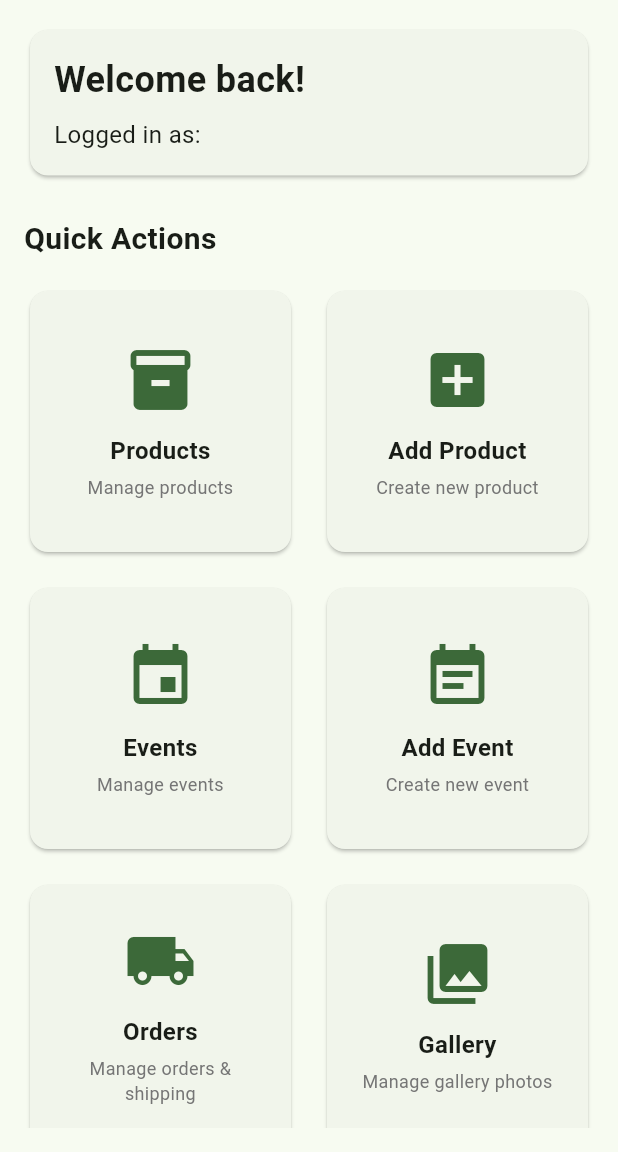
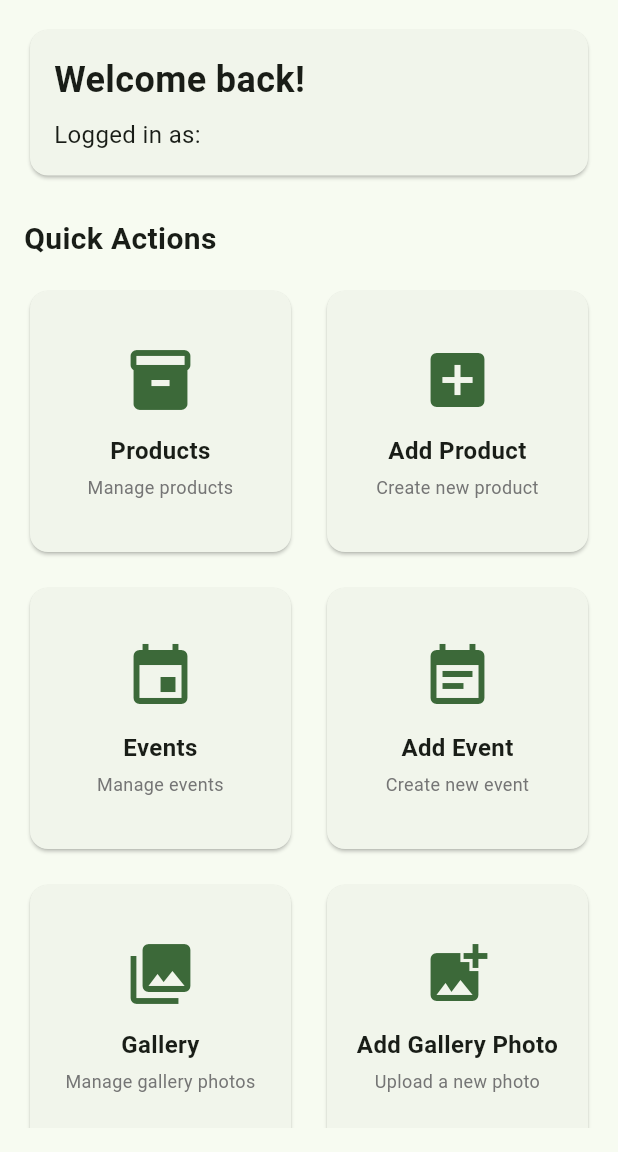
Before and after one commit to emscape/myfriendroze-app, a Flutter app: the screen it shows once a user with an empty profile is signed in, on a phone screen of 412 x 824 dp, the part 84-1236 px from its top. Run offline on Flutter 3.47's test engine with Material 3 defaults, Android fonts, the phone set to English and light mode, and no system bars; our stand-ins replace cached_network_image, cloud_firestore, cloud_functions, firebase_auth, firebase_core, firebase_storage and 6 more; missing offline and left inert: dart:js_interop; accounts and stored records are empty.

Commit message:
Move Orders home card to trail existing view/add pairs
WHY:
- Inserting the unpaired Orders card between Events/Add Event and
  Gallery/Add Gallery Photo shifted every card after it by one column
  in the 2-column grid, breaking the Gallery/Add Gallery Photo
  side-by-side pairing (caught in manual click-through testing).
- Orders has no "Add Order" counterpart (orders come from the Stripe
  webhook, not manual entry), so it belongs after the existing
  view/add pairs, not interleaved with them.

EXPECTED:
- Products/Add Product, Events/Add Event, and Gallery/Add Gallery
  Photo all stay paired side by side; Orders trails alone as the
  final (odd) card.

```diff
--- a/myfriendroze-app/lib/screens/home/home_screen.dart
+++ b/myfriendroze-app/lib/screens/home/home_screen.dart
@@ -99,13 +99,6 @@ class HomeScreen extends StatelessWidget {
                   ),
                   _buildActionCard(
                     context,
-                    title: 'Orders',
-                    subtitle: 'Manage orders & shipping',
-                    icon: Icons.local_shipping,
-                    onTap: () => context.go('/orders'),
-                  ),
-                  _buildActionCard(
-                    context,
                     title: 'Gallery',
                     subtitle: 'Manage gallery photos',
                     icon: Icons.photo_library,
@@ -117,6 +110,17 @@ class HomeScreen extends StatelessWidget {
                     subtitle: 'Upload a new photo',
                     icon: Icons.add_photo_alternate,
                     onTap: () => context.go('/gallery/add'),
+                  ),
+                  // No paired "Add Order" card -- orders are created by the
+                  // Stripe webhook, not manually -- so this trails the
+                  // existing view/add pairs instead of interleaving with
+                  // them and shifting every card after it by one column.
+                  _buildActionCard(
+                    context,
+                    title: 'Orders',
+                    subtitle: 'Manage orders & shipping',
+                    icon: Icons.local_shipping,
+                    onTap: () => context.go('/orders'),
                   ),
                 ],
               ),
```
